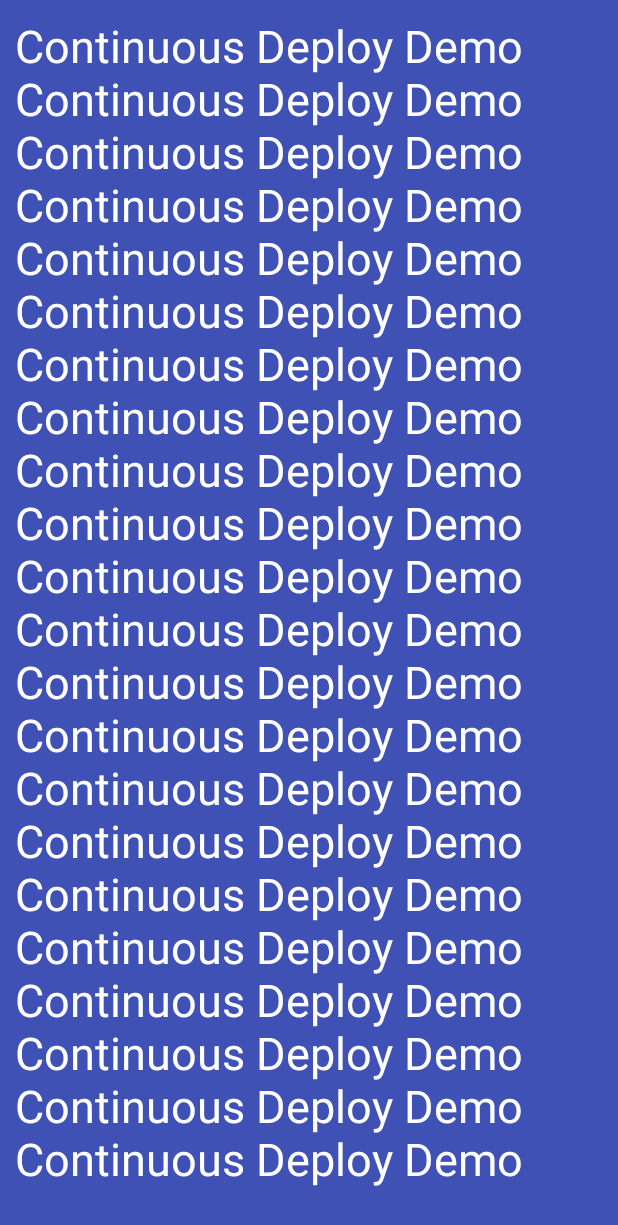
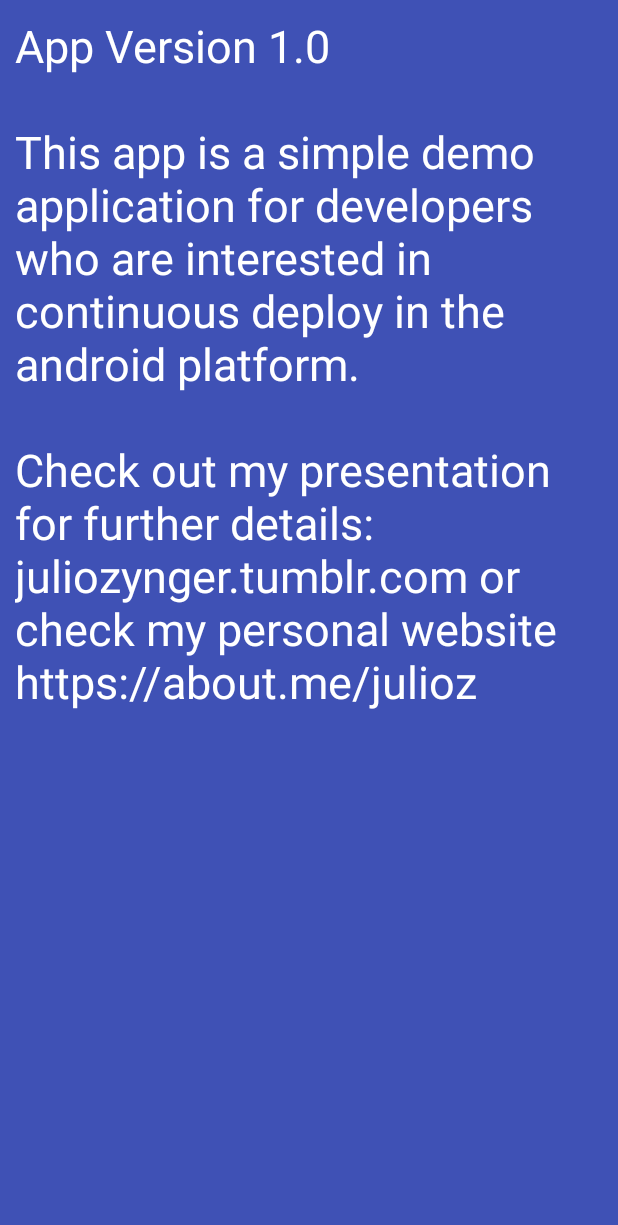
Before and after one commit to julioz/continuousdeploydemo, an Android app: the screen it shows after launch (MainActivity), on a phone screen of 412 x 824 dp. Shown: the top 1225 px of the screen. Run offline under Robolectric (Android 15) with nearby library versions, the phone set to English and light mode, and no system bars.

Commit message:
Set app message

```diff
--- a/app/src/main/java/br/com/zynger/continuousdeploydemo/MainActivity.java
+++ b/app/src/main/java/br/com/zynger/continuousdeploydemo/MainActivity.java
@@ -2,6 +2,8 @@ package br.com.zynger.continuousdeploydemo;
 
 import android.app.Activity;
 import android.os.Bundle;
+import android.text.method.LinkMovementMethod;
+import android.widget.TextView;
 
 public class MainActivity extends Activity {
 
@@ -9,5 +11,9 @@ public class MainActivity extends Activity {
     protected void onCreate(Bundle savedInstanceState) {
         super.onCreate(savedInstanceState);
         setContentView(R.layout.activity_main);
+
+        TextView textView = (TextView) findViewById(R.id.activity_main_text);
+        textView.setText(getString(R.string.app_message, BuildConfig.VERSION_NAME));
+        textView.setMovementMethod(LinkMovementMethod.getInstance());
     }
 }
--- a/app/src/main/res/layout/activity_main.xml
+++ b/app/src/main/res/layout/activity_main.xml
@@ -1,5 +1,6 @@
 <?xml version="1.0" encoding="utf-8"?>
 <ScrollView xmlns:android="http://schemas.android.com/apk/res/android"
+            xmlns:tools="http://schemas.android.com/tools"
             android:layout_width="match_parent"
             android:layout_height="match_parent"
             android:background="@color/colorPrimary"
@@ -11,10 +12,12 @@
         android:orientation="vertical">
 
         <TextView
+            android:id="@+id/activity_main_text"
             android:layout_width="match_parent"
             android:layout_height="wrap_content"
-            android:text="@string/app_message"
             android:textColor="@android:color/white"
-            android:textSize="30sp"/>
+            android:textIsSelectable="true"
+            android:textSize="30sp"
+            tools:text="@string/app_message"/>
     </LinearLayout>
 </ScrollView>
--- a/app/src/main/res/values/strings.xml
+++ b/app/src/main/res/values/strings.xml
@@ -1,4 +1,4 @@
 <resources>
     <string name="app_name">Continuous Deploy Demo</string>
-    <string name="app_message">Continuous Deploy Demo Continuous Deploy Demo Continuous Deploy Demo Continuous Deploy Demo Continuous Deploy Demo Continuous Deploy Demo Continuous Deploy Demo Continuous Deploy Demo Continuous Deploy Demo Continuous Deploy Demo Continuous Deploy Demo Continuous Deploy Demo Continuous Deploy Demo Continuous Deploy Demo Continuous Deploy Demo Continuous Deploy Demo Continuous Deploy Demo Continuous Deploy Demo Continuous Deploy Demo Continuous Deploy Demo Continuous Deploy Demo Continuous Deploy Demo </string>
+    <string name="app_message">App Version %s\n\nThis app is a simple demo application for developers who are interested in continuous deploy in the android platform.\n\nCheck out my presentation for further details: juliozynger.tumblr.com or check my personal website https://about.me/julioz</string>
 </resources>
```
